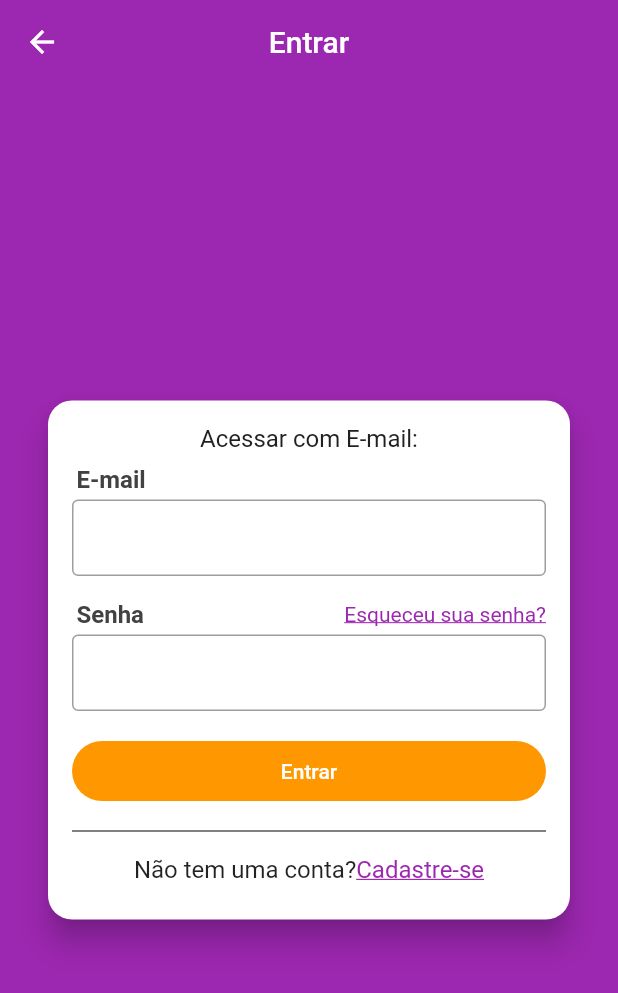
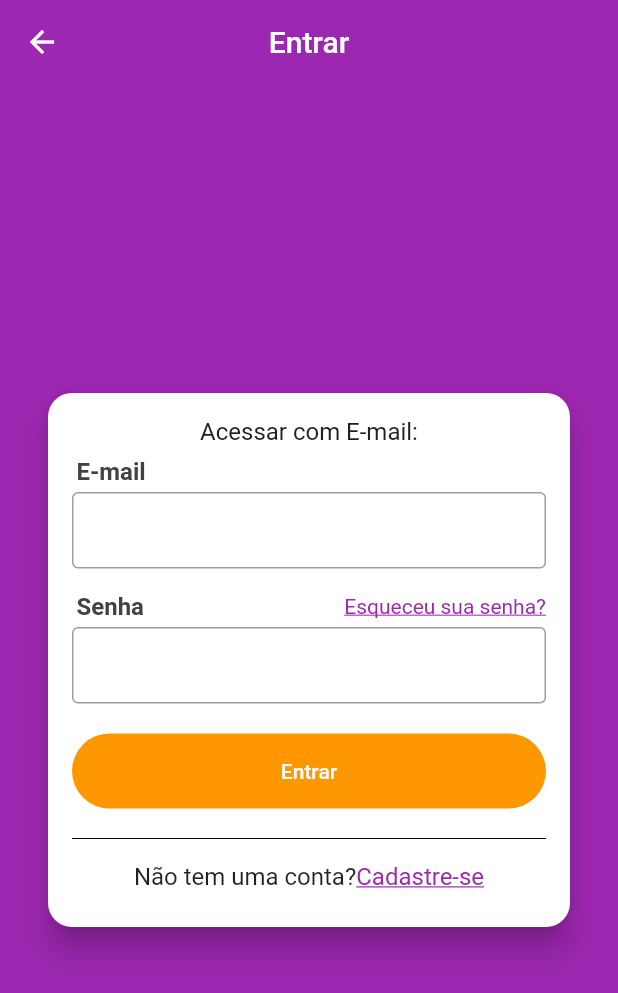
Before and after one commit to josimarminetefera/xlo_mobx, a Flutter app: the LoginScreen screen opened directly, on a phone screen of 412 x 824 dp. Shown: the top 993 px of the screen. Run offline on Flutter 3.47's test engine with Material 2 defaults, Android fonts, the phone set to English and light mode, and no system bars; our stand-ins replace brasil_fields, get_it, mobx, parse_server_sdk; generated files the repository leaves out were written again.

Commit message:
Melhorado tela de login

```diff
--- a/lib/screens/login/login_screen.dart
+++ b/lib/screens/login/login_screen.dart
@@ -1,4 +1,5 @@
 import 'package:flutter/material.dart';
+import 'package:xlo_mobx/screens/cadastrar/cadastrar_screen.dart';
 
 class LoginScreen extends StatelessWidget {
   @override
@@ -31,7 +32,7 @@ class LoginScreen extends StatelessWidget {
                   Divider(
                     color: Colors.black,
                   ),
-                  _textoCadastrar()
+                  _textoCadastrar(context),
                 ],
               ),
             ),
@@ -54,7 +55,7 @@ class LoginScreen extends StatelessWidget {
 
   Column _camposEmailSenha() {
     return Column(
-      crossAxisAlignment: CrossAxisAlignment.start,
+      crossAxisAlignment: CrossAxisAlignment.stretch,
       children: [
         Padding(
           padding: EdgeInsets.only(left: 3, bottom: 4, top: 8),
@@ -116,7 +117,7 @@ class LoginScreen extends StatelessWidget {
 
   Container _botaoEntrar() {
     return Container(
-      height: 40,
+      height: 50,
       margin: EdgeInsets.only(top: 20, bottom: 12),
       child: RaisedButton(
         color: Colors.orange,
@@ -124,14 +125,14 @@ class LoginScreen extends StatelessWidget {
         textColor: Colors.white,
         elevation: 0,
         shape: RoundedRectangleBorder(
-          borderRadius: BorderRadius.circular(20),
+          borderRadius: BorderRadius.circular(25),
         ),
         onPressed: () {},
       ),
     );
   }
 
-  Padding _textoCadastrar() {
+  Padding _textoCadastrar(context) {
     return Padding(
       padding: EdgeInsets.symmetric(vertical: 8),
       child: Wrap(
@@ -143,7 +144,13 @@ class LoginScreen extends StatelessWidget {
             style: TextStyle(fontSize: 16),
           ),
           GestureDetector(
-            onTap: () {},
+            onTap: () {
+              Navigator.of(context).push(
+                MaterialPageRoute(
+                  builder: (_) => CadastrarScreen(),
+                ),
+              );
+            },
             child: Text(
               "Cadastre-se",
               style: TextStyle(
```
